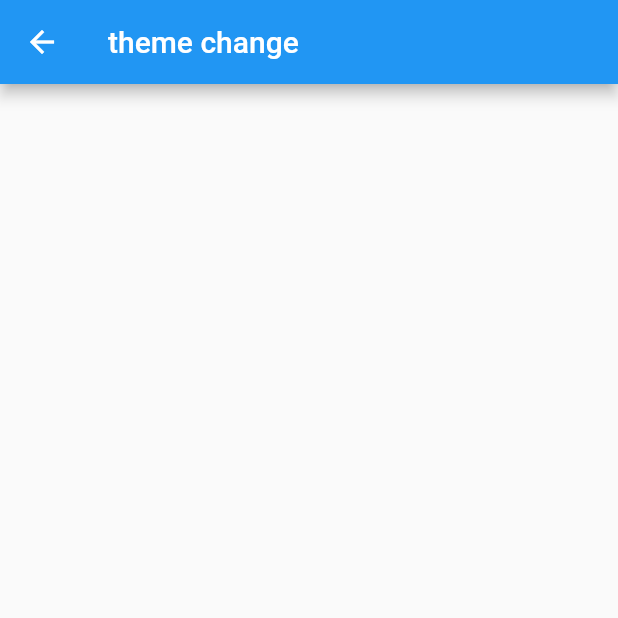
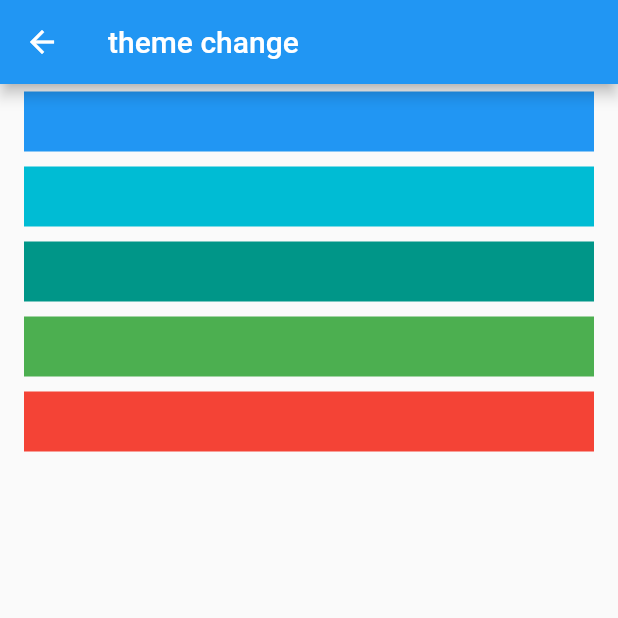
Before and after one commit to vita2333/flutter_app_learn, a Flutter app: the ThemeChangeRoute screen opened by its route, on a phone screen of 412 x 824 dp, the top half of it. Run offline on Flutter 3.47's test engine with Material 2 defaults, Android fonts, the phone set to English and light mode, and no system bars; our stand-ins replace cached_network_image, dio, fluttertoast, shared_preferences; missing offline and left inert: flukit; accounts and stored records are empty; generated files the repository leaves out were written again; project files that could hold a hidden picture were left out.

Commit message:
add theme

```diff
--- a/lib/main.dart
+++ b/lib/main.dart
@@ -11,7 +11,8 @@ void main() => Global.init().then((value) => runApp(MyApp()));
 class MyApp extends StatelessWidget {
   @override
   Widget build(BuildContext context) {
-    //我们的根widget是MultiProvider，它将主题、用户、语言三种状态绑定到了应用的根上，如此一来，任何路由中都可以通过Provider.of()来获取这些状态，也就是说这三种状态是全局共享的！
+    //我们的根widget是MultiProvider，它将主题、用户、语言三种状态绑定到了应用的根上，如此一来，任何路由中都可以通过Provider
+    // .of()来获取这些状态，也就是说这三种状态是全局共享的！
     return MultiProvider(
       providers: <SingleChildCloneableWidget>[
         ChangeNotifierProvider.value(value: ThemeModel()),
--- a/lib/routes/ThemeChangePage.dart
+++ b/lib/routes/ThemeChangePage.dart
@@ -1,4 +1,7 @@
 import 'package:flutter/material.dart';
+import 'package:flutter_app_learn/common/Global.dart';
+import 'package:flutter_app_learn/states/ProfileChangeNotifier.dart';
+import 'package:provider/provider.dart';
 
 class ThemeChangeRoute extends StatelessWidget {
   @override
@@ -7,6 +10,24 @@ class ThemeChangeRoute extends StatelessWidget {
       appBar: AppBar(
         title: Text('theme change'),
       ),
+      body: ListView(
+        //显示主题色块
+        children: Global.themes.map<Widget>((e) {
+          return GestureDetector(
+            child: Padding(
+              padding: const EdgeInsets.symmetric(vertical: 5, horizontal: 16),
+              child: Container(
+                color: e,
+                height: 40,
+              ),
+            ),
+            onTap: () {
+              //主题更新后，MaterialApp会重新build
+              Provider.of<ThemeModel>(context).theme = e;
+            },
+          );
+        }).toList(),
+      ),
     );
   }
 }
```
